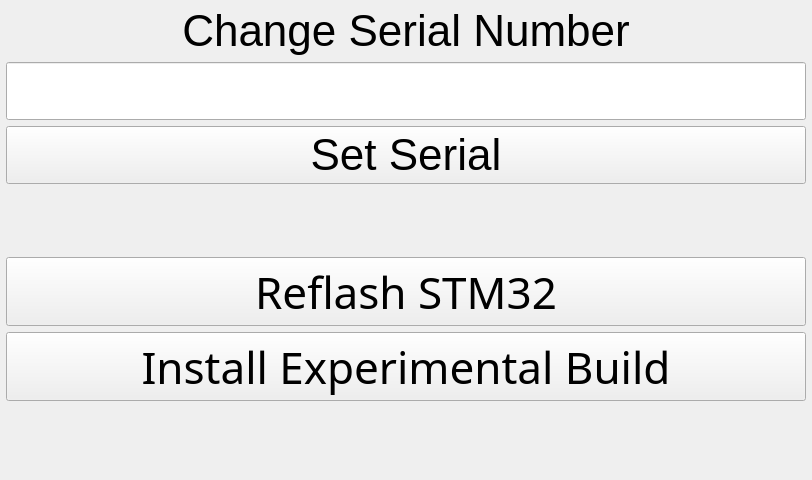
Before: the Qt Designer form ui/FactoryWidget.ui in kipr/botui, drawn with Qt 5.
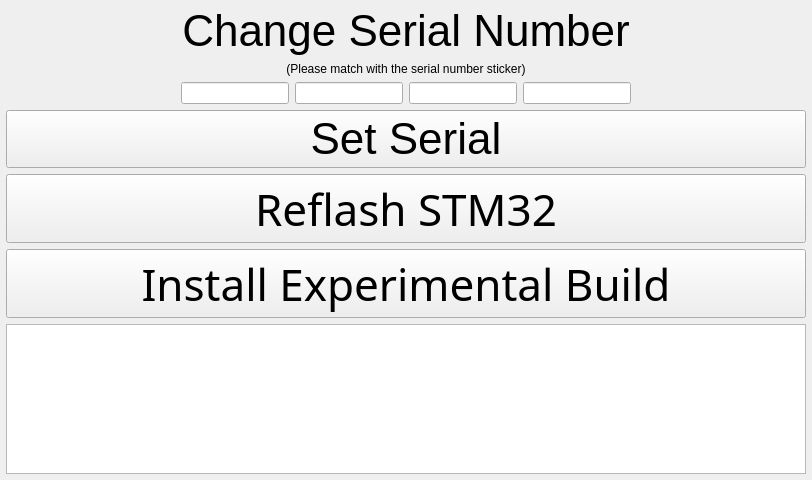
After: the same form once the commit is applied. Icons and pictures are not drawn. Custom widgets are drawn as their Qt base class.

Commit message:
Functional buttons (#96)
- Added Factory Page
- Reflash Button Functional
- Set Serial Functional

Get Experimental Build is still not implemented, but can be by simply making a script called getExperimental.sh in /home/pi

Patch:
```diff
--- a/ui/FactoryWidget.ui
+++ b/ui/FactoryWidget.ui
@@ -13,7 +13,7 @@
   <property name="windowTitle">
    <string>Factory</string>
   </property>
-  <layout class="QVBoxLayout" name="verticalLayout" stretch="0,0,0,0,0,0,0,0">
+  <layout class="QVBoxLayout" name="verticalLayout" stretch="0,0,0,0,0,0,0,0,0">
    <property name="leftMargin">
     <number>6</number>
    </property>
@@ -51,29 +51,85 @@
     </widget>
    </item>
    <item>
-    <widget class="LineEdit" name="serialNumber">
-     <property name="sizePolicy">
-      <sizepolicy hsizetype="Minimum" vsizetype="Preferred">
-       <horstretch>0</horstretch>
-       <verstretch>0</verstretch>
-      </sizepolicy>
-     </property>
-     <property name="minimumSize">
-      <size>
-       <width>0</width>
-       <height>0</height>
-      </size>
-     </property>
-     <property name="font">
-      <font>
-       <pointsize>33</pointsize>
-      </font>
+    <widget class="QLabel" name="subText">
+     <property name="text">
+      <string>(Please match with the serial number sticker)</string>
      </property>
      <property name="alignment">
-      <set>Qt::AlignLeading|Qt::AlignLeft|Qt::AlignVCenter</set>
+      <set>Qt::AlignCenter</set>
      </property>
     </widget>
    </item>
+   <item>
+    <layout class="QHBoxLayout" name="horizontalLayout">
+     <item>
+      <spacer name="horizontalSpacer">
+       <property name="orientation">
+        <enum>Qt::Horizontal</enum>
+       </property>
+       <property name="sizeHint" stdset="0">
+        <size>
+         <width>40</width>
+         <height>20</height>
+        </size>
+       </property>
+      </spacer>
+     </item>
+     <item>
+      <widget class="LineEdit" name="serialOne">
+       <property name="sizePolicy">
+        <sizepolicy hsizetype="Minimum" vsizetype="Fixed">
+         <horstretch>0</horstretch>
+         <verstretch>0</verstretch>
+        </sizepolicy>
+       </property>
+      </widget>
+     </item>
+     <item>
+      <widget class="LineEdit" name="serialTwo">
+       <property name="sizePolicy">
+        <sizepolicy hsizetype="Minimum" vsizetype="Fixed">
+         <horstretch>0</horstretch>
+         <verstretch>0</verstretch>
+        </sizepolicy>
+       </property>
+      </widget>
+     </item>
+     <item>
+      <widget class="LineEdit" name="serialThree">
+       <property name="sizePolicy">
+        <sizepolicy hsizetype="Minimum" vsizetype="Fixed">
+         <horstretch>0</horstretch>
+         <verstretch>0</verstretch>
+        </sizepolicy>
+       </property>
+      </widget>
+     </item>
+     <item>
+      <widget class="LineEdit" name="serialFour">
+       <property name="sizePolicy">
+        <sizepolicy hsizetype="Minimum" vsizetype="Fixed">
+         <horstretch>0</horstretch>
+         <verstretch>0</verstretch>
+        </sizepolicy>
+       </property>
+      </widget>
+     </item>
+     <item>
+      <spacer name="horizontalSpacer_2">
+       <property name="orientation">
+        <enum>Qt::Horizontal</enum>
+       </property>
+       <property name="sizeHint" stdset="0">
+        <size>
+         <width>40</width>
+         <height>20</height>
+        </size>
+       </property>
+      </spacer>
+     </item>
+    </layout>
+   </item>
    <item>
     <widget class="QPushButton" name="confirm">
      <property name="minimumSize">
@@ -175,7 +231,7 @@
     </spacer>
    </item>
    <item>
-    <widget class="QWidget" name="widget" native="true"/>
+    <widget class="ConsoleWidget" name="console"/>
    </item>
   </layout>
  </widget>
@@ -185,6 +241,11 @@
    <extends>QLineEdit</extends>
    <header>LineEdit.h</header>
   </customwidget>
+  <customwidget>
+   <class>ConsoleWidget</class>
+   <extends>QTextEdit</extends>
+   <header>ConsoleWidget.h</header>
+  </customwidget>
  </customwidgets>
  <resources>
   <include location="../rc/icons.qrc"/>
```
Left out of the diff: 2 changed lines with no effect on the pictures. The commit also changes 3 other files.
